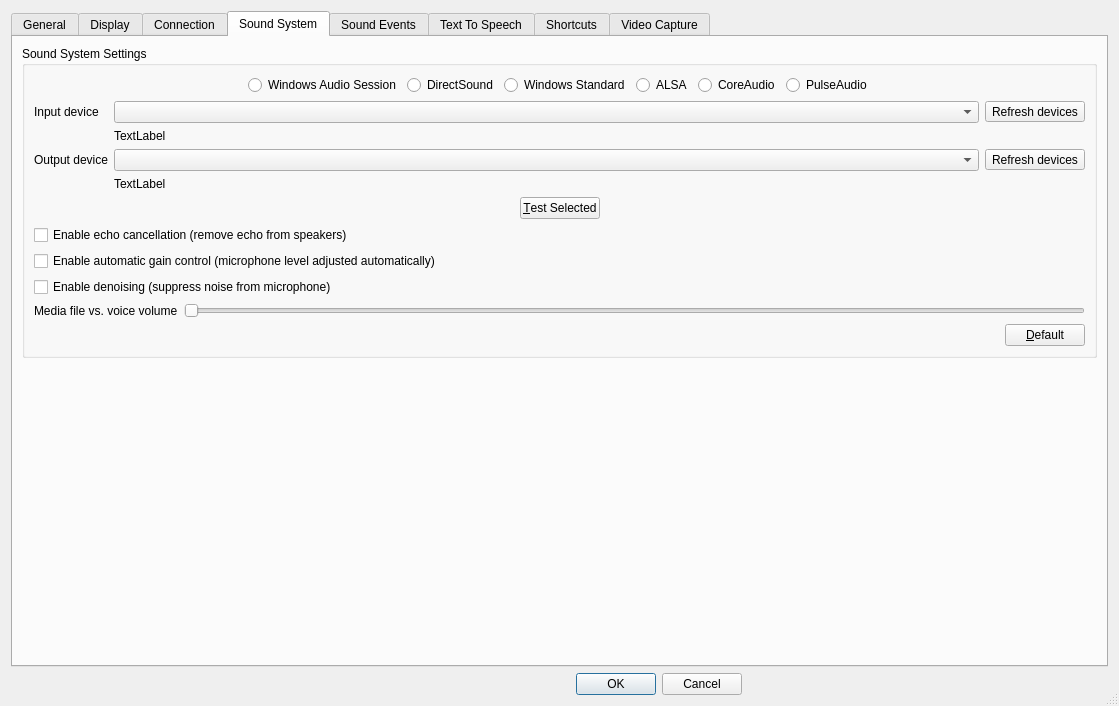
Qt form Client/qtTeamTalk/preferences.ui (BearWare/TeamTalk5) before a commit.
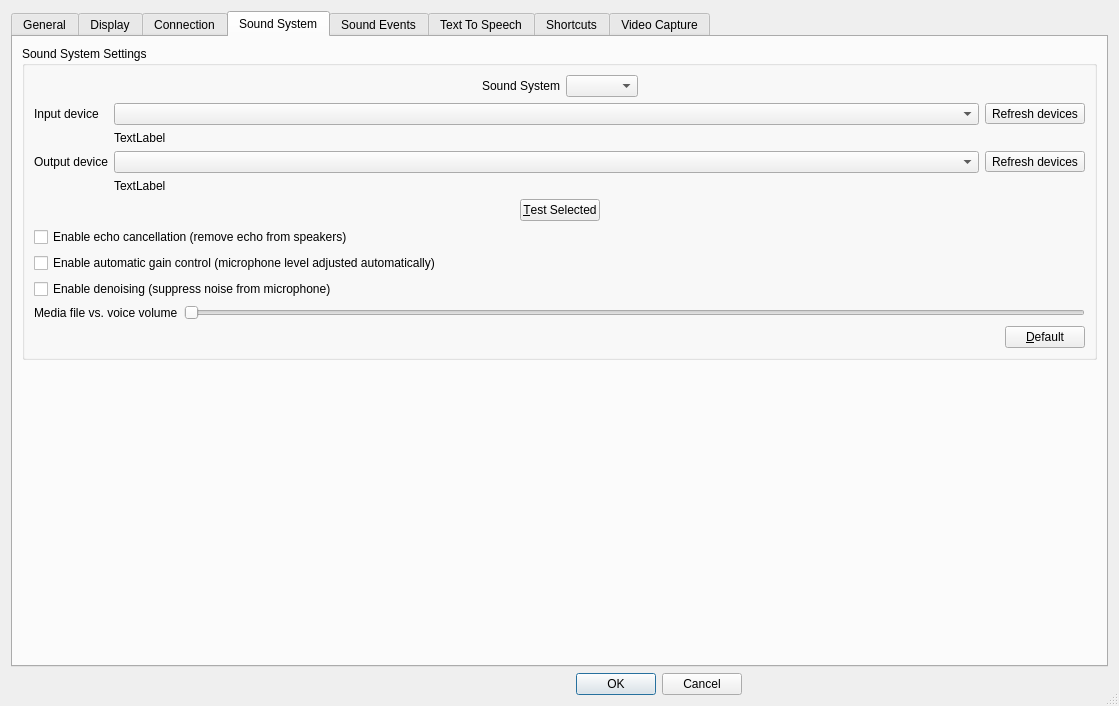
The same form after that commit. The open tabs and pages were chosen to show the change. Icons and pictures are not drawn. Custom widgets are drawn as their Qt base class.

Commit message: Use combobox for sound system selection

Patch:
```diff
--- a/Client/qtTeamTalk/preferences.ui
+++ b/Client/qtTeamTalk/preferences.ui
@@ -1084,46 +1084,17 @@
              </spacer>
             </item>
             <item>
-             <widget class="QRadioButton" name="wasapiButton">
+             <widget class="QLabel" name="label_sndsys">
               <property name="text">
-               <string>Windows Audio Session</string>
+               <string>Sound System</string>
               </property>
-             </widget>
-            </item>
-            <item>
-             <widget class="QRadioButton" name="dsoundButton">
-              <property name="text">
-               <string>DirectSound</string>
+              <property name="buddy">
+               <cstring>sndSysBox</cstring>
               </property>
              </widget>
             </item>
             <item>
-             <widget class="QRadioButton" name="winmmButton">
-              <property name="text">
-               <string>Windows Standard</string>
-              </property>
-             </widget>
-            </item>
-            <item>
-             <widget class="QRadioButton" name="alsaButton">
-              <property name="text">
-               <string>ALSA</string>
-              </property>
-             </widget>
-            </item>
-            <item>
-             <widget class="QRadioButton" name="coreaudioButton">
-              <property name="text">
-               <string>CoreAudio</string>
-              </property>
-             </widget>
-            </item>
-            <item>
-             <widget class="QRadioButton" name="pulseaudioButton">
-              <property name="text">
-               <string>PulseAudio</string>
-              </property>
-             </widget>
+             <widget class="QComboBox" name="sndSysBox"/>
             </item>
             <item>
              <spacer name="horizontalSpacer_17">
```
Left out of the diff: 110 changed lines with no effect on the pictures. The commit also changes 1 other file.
